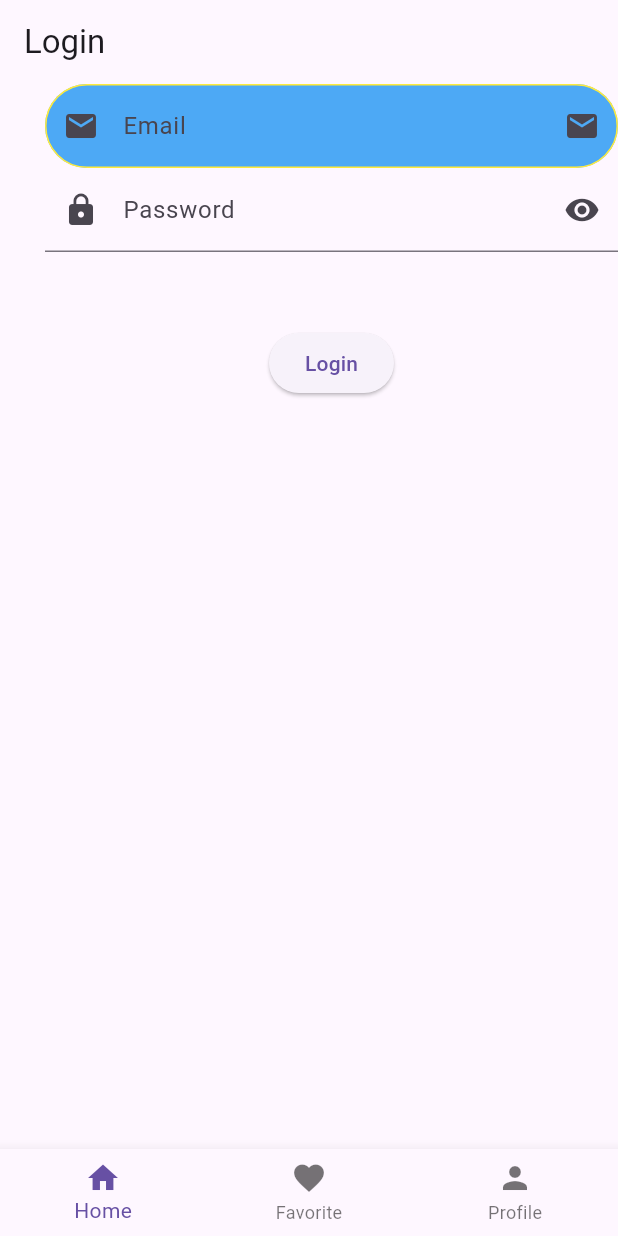
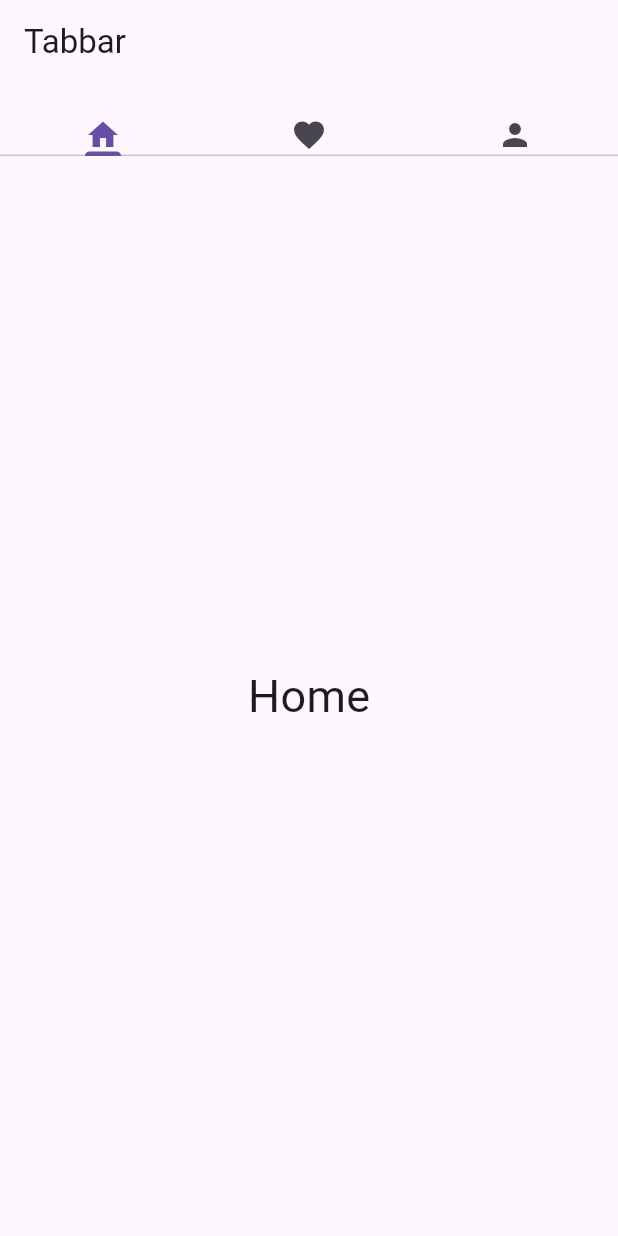
Before and after one commit to MuhammadAliKust/Flutter-B11, a Flutter app: the screen it shows after launch, on a phone screen of 412 x 824 dp. Run offline on Flutter 3.47's test engine with Material 3 defaults, Android fonts, the phone set to English and light mode, and no system bars; our stand-ins replace smooth_page_indicator, string_validator.

Commit message:
Tabbar Done

```diff
--- a/lib/main.dart
+++ b/lib/main.dart
@@ -7,6 +7,7 @@ import 'package:flutter_b11/login_view.dart';
 import 'package:flutter_b11/multiple_selection_view.dart';
 import 'package:flutter_b11/onboarding.dart';
 import 'package:flutter_b11/single_selection_view.dart';
+import 'package:flutter_b11/tabbar_view.dart';
 
 void main() {
   runApp(const MyApp());
@@ -17,8 +18,8 @@ class MyApp extends StatelessWidget {
 
   @override
   Widget build(BuildContext context) {
-    return  MaterialApp(
-      home: BottomBarView(),
+    return MaterialApp(
+      home: TabbarViewDemo(),
     );
   }
 }
--- /dev/null
+++ b/lib/tabbar_view.dart
@@ -0,0 +1,36 @@
+import 'package:flutter/material.dart';
+
+class TabbarViewDemo extends StatelessWidget {
+  const TabbarViewDemo({super.key});
+
+  @override
+  Widget build(BuildContext context) {
+    return DefaultTabController(
+      length: 3,
+      child: Scaffold(
+        appBar: AppBar(
+          title: Text("Tabbar"),
+          bottom: TabBar(tabs: [
+            Icon(Icons.home),
+            Icon(Icons.favorite),
+            Icon(Icons.person),
+          ]),
+        ),
+        body: TabBarView(children: [
+          Center(
+            child: Text("Home",style: TextStyle(fontSize: 30),),
+          ),
+          Center(
+            child: Text("Favorite",style: TextStyle(fontSize: 30),),
+          ),
+          Center(
+            child: Text(
+              "Person",
+              style: TextStyle(fontSize: 30),
+            ),
+          ),
+        ]),
+      ),
+    );
+  }
+}
```
